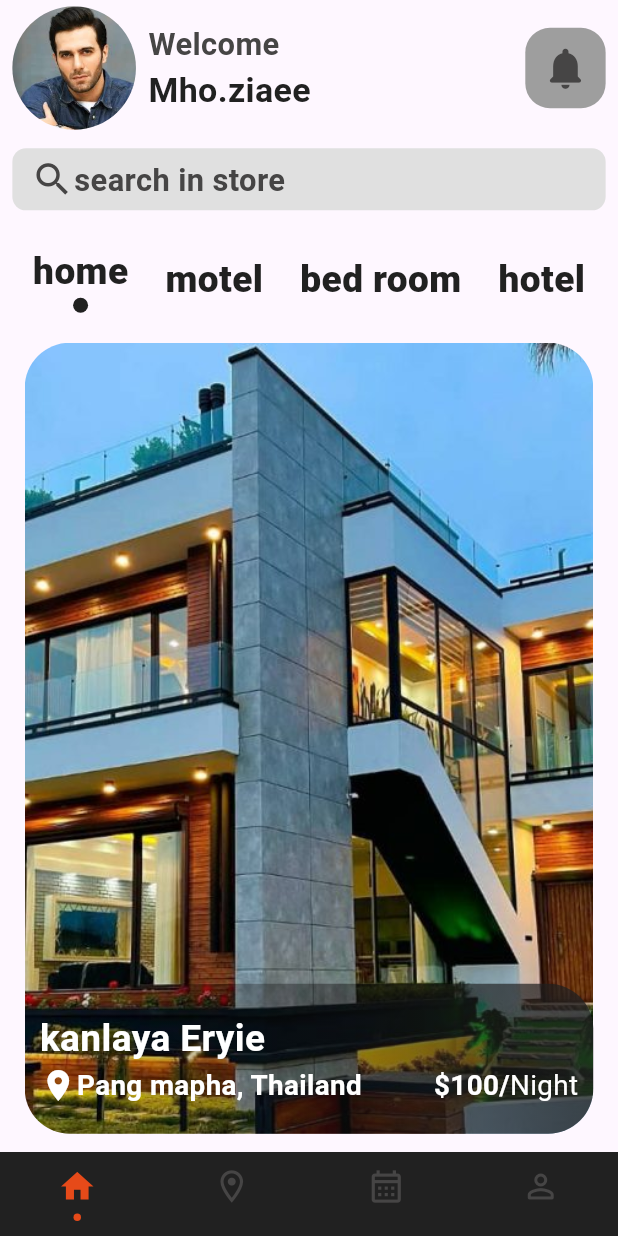
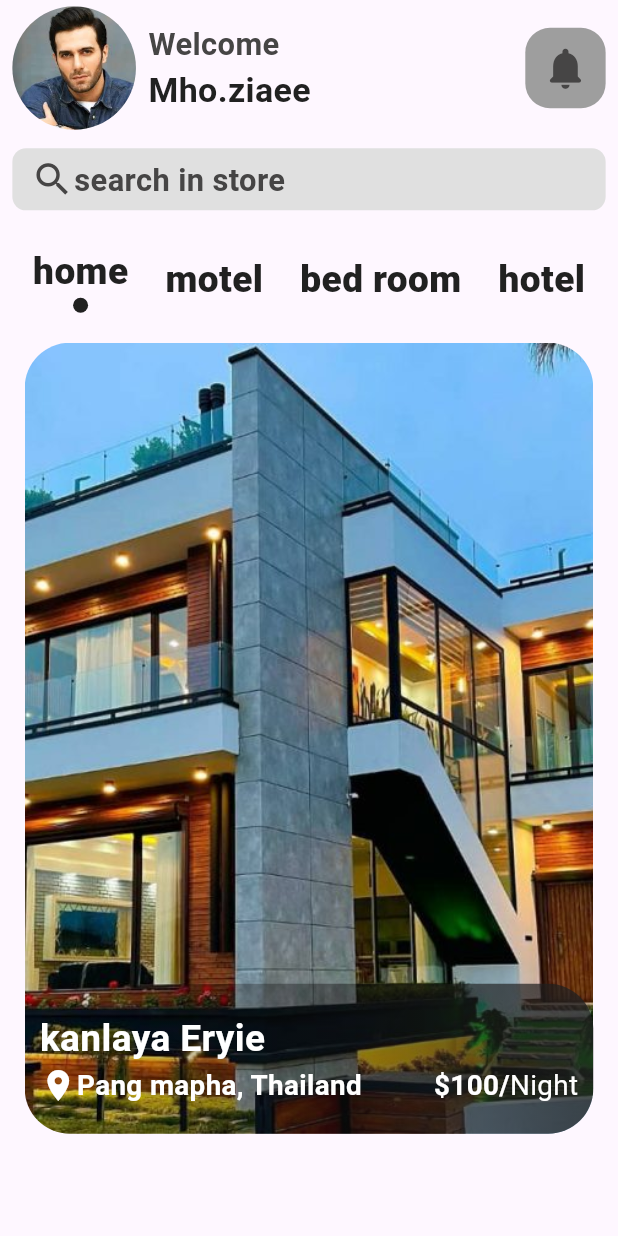
Before and after one commit to Captainmammad/amlakshop, a Flutter app: the screen it shows after launch, on a phone screen of 412 x 824 dp. Run offline on Flutter 3.47's test engine with Material 3 defaults, Android fonts, the phone set to English and light mode, and no system bars; drawn by our look-alikes of persistent_bottom_nav_bar.

Commit message:
پاک شدن flutter_launcher_icons و آپدیت پروه

```diff
--- a/lib/main.dart
+++ b/lib/main.dart
@@ -1,5 +1,6 @@
 import 'package:flutter/material.dart';
-import 'package:shop_amlak/screens/bottom_navigation_screen.dart'; // مسیر صحیح فایل رو بنویس
+import 'package:shop_amlak/screens/bottom_navigation_screen.dart';
+import 'package:shop_amlak/screens/first_screen.dart'; // مسیر صحیح فایل رو بنویس
 
 void main() {
   runApp(const MyApp());
@@ -13,10 +14,8 @@ class MyApp extends StatelessWidget {
     return MaterialApp(
       debugShowCheckedModeBanner: false,
       title: 'Shop Amlak',
-      theme: ThemeData(
-        primarySwatch: Colors.blue,
-      ),
-      home: const BottomNavigationScreen(), // اینجا مشخص می‌کنی چه صفحه‌ای اول باز بشه
+      theme: ThemeData(primarySwatch: Colors.blue),
+      home: const FirstScreen(), // اینجا مشخص می‌کنی چه صفحه‌ای اول باز بشه
     );
   }
 }
--- a/lib/screens/bottom_navigation_screen.dart
+++ b/lib/screens/bottom_navigation_screen.dart
@@ -1,87 +1,87 @@
-import 'package:flutter/material.dart';
-import 'package:flutter/cupertino.dart';
-import 'package:persistent_bottom_nav_bar/persistent_bottom_nav_bar.dart';
-import 'package:shop_amlak/screens/first_screen.dart';
-import 'package:shop_amlak/screens/second_screen.dart';
-import 'package:shop_amlak/screens/third_screen.dart';
-import 'package:shop_amlak/tools/colors.dart';
+// import 'package:flutter/material.dart';
+// import 'package:flutter/cupertino.dart';
+// import 'package:persistent_bottom_nav_bar/persistent_bottom_nav_bar.dart';
+// import 'package:shop_amlak/screens/first_screen.dart';
+// import 'package:shop_amlak/screens/second_screen.dart';
+// import 'package:shop_amlak/screens/third_screen.dart';
+// import 'package:shop_amlak/tools/colors.dart';
 
-class BottomNavigationScreen extends StatefulWidget {
-  const BottomNavigationScreen({super.key});
+// class BottomNavigationScreen extends StatefulWidget {
+//   const BottomNavigationScreen({super.key});
 
-  @override
-  State<BottomNavigationScreen> createState() => _BottomNavigationScreenState();
-}
+//   @override
+//   State<BottomNavigationScreen> createState() => _BottomNavigationScreenState();
+// }
 
-class _BottomNavigationScreenState extends State<BottomNavigationScreen> {
-  late PersistentTabController _controller;
+// class _BottomNavigationScreenState extends State<BottomNavigationScreen> {
+//   late PersistentTabController _controller;
 
-  @override
-  void initState() {
-    super.initState();
-    _controller = PersistentTabController(initialIndex: 0);
-  }
+//   @override
+//   void initState() {
+//     super.initState();
+//     _controller = PersistentTabController(initialIndex: 0);
+//   }
 
-  /// Screens for each tab
-  List<Widget> _buildScreens() {
-    return [FirstScreen(), FirstScreen(), SecondScreen(), ThirdScreen()];
-  }
+//   /// Screens for each tab
+//   List<Widget> _buildScreens() {
+//     return [FirstScreen(), FirstScreen(), SecondScreen(), ThirdScreen()];
+//   }
 
-  /// Bottom navigation items
-  List<PersistentBottomNavBarItem> _navBarsItems() {
-    return [
-      PersistentBottomNavBarItem(
-        icon: Icon(Icons.home),
-        inactiveIcon: const Icon(Icons.home_outlined),
-        activeColorPrimary: redColor,
-        inactiveColorPrimary: greyColor,
-      ),
-      PersistentBottomNavBarItem(
-        icon: Icon(Icons.location_on),
-        inactiveIcon: const Icon(Icons.location_on_outlined),
-        activeColorPrimary: redColor,
-        inactiveColorPrimary: greyColor,
-      ),
-      PersistentBottomNavBarItem(
-        icon: Icon(Icons.calendar_month_rounded),
-        inactiveIcon: const Icon(Icons.calendar_month_outlined),
-        activeColorPrimary: redColor,
-        inactiveColorPrimary: greyColor,
-      ),
-      PersistentBottomNavBarItem(
-        icon: Icon(Icons.person),
-        inactiveIcon: const Icon(Icons.person_outline_rounded),
-        activeColorPrimary: redColor,
-        inactiveColorPrimary: greyColor,
-      ),
-    ];
-  }
+//   /// Bottom navigation items
+//   List<PersistentBottomNavBarItem> _navBarsItems() {
+//     return [
+//       PersistentBottomNavBarItem(
+//         icon: Icon(Icons.home),
+//         inactiveIcon: const Icon(Icons.home_outlined),
+//         activeColorPrimary: redColor,
+//         inactiveColorPrimary: greyColor,
+//       ),
+//       PersistentBottomNavBarItem(
+//         icon: Icon(Icons.location_on),
+//         inactiveIcon: const Icon(Icons.location_on_outlined),
+//         activeColorPrimary: redColor,
+//         inactiveColorPrimary: greyColor,
+//       ),
+//       PersistentBottomNavBarItem(
+//         icon: Icon(Icons.calendar_month_rounded),
+//         inactiveIcon: const Icon(Icons.calendar_month_outlined),
+//         activeColorPrimary: redColor,
+//         inactiveColorPrimary: greyColor,
+//       ),
+//       PersistentBottomNavBarItem(
+//         icon: Icon(Icons.person),
+//         inactiveIcon: const Icon(Icons.person_outline_rounded),
+//         activeColorPrimary: redColor,
+//         inactiveColorPrimary: greyColor,
+//       ),
+//     ];
+//   }
 
-  @override
-  Widget build(BuildContext context) {
-    return PersistentTabView(
-      context,
-      controller: _controller,
-      screens: _buildScreens(),
-      items: _navBarsItems(),
-      backgroundColor: Colors.grey.shade900,
-      confineToSafeArea: true,
-      hideNavigationBarWhenKeyboardAppears: true,
-      resizeToAvoidBottomInset: true,
-      stateManagement: true,
-      animationSettings: const NavBarAnimationSettings(
-        navBarItemAnimation: ItemAnimationSettings(
-          duration: Duration(milliseconds: 300),
-          curve: Curves.ease,
-        ),
-        screenTransitionAnimation: ScreenTransitionAnimationSettings(
-          animateTabTransition: true,
-          duration: Duration(milliseconds: 200),
-          screenTransitionAnimationType: ScreenTransitionAnimationType.fadeIn,
-        ),
-      ),
-      navBarStyle:
-          NavBarStyle.style12, // You can change this for different looks
-    );
-  }
-}
+//   @override
+//   Widget build(BuildContext context) {
+//     return PersistentTabView(
+//       context,
+//       controller: _controller,
+//       screens: _buildScreens(),
+//       items: _navBarsItems(),
+//       backgroundColor: Colors.grey.shade900,
+//       confineToSafeArea: true,
+//       hideNavigationBarWhenKeyboardAppears: true,
+//       resizeToAvoidBottomInset: true,
+//       stateManagement: true,
+//       animationSettings: const NavBarAnimationSettings(
+//         navBarItemAnimation: ItemAnimationSettings(
+//           duration: Duration(milliseconds: 300),
+//           curve: Curves.ease,
+//         ),
+//         screenTransitionAnimation: ScreenTransitionAnimationSettings(
+//           animateTabTransition: true,
+//           duration: Duration(milliseconds: 200),
+//           screenTransitionAnimationType: ScreenTransitionAnimationType.fadeIn,
+//         ),
+//       ),
+//       navBarStyle:
+//           NavBarStyle.style12, // You can change this for different looks
+//     );
+//   }
+// }
```
Also changed, not shown: assets/icon/app_icon.png (added), 6 other files.
